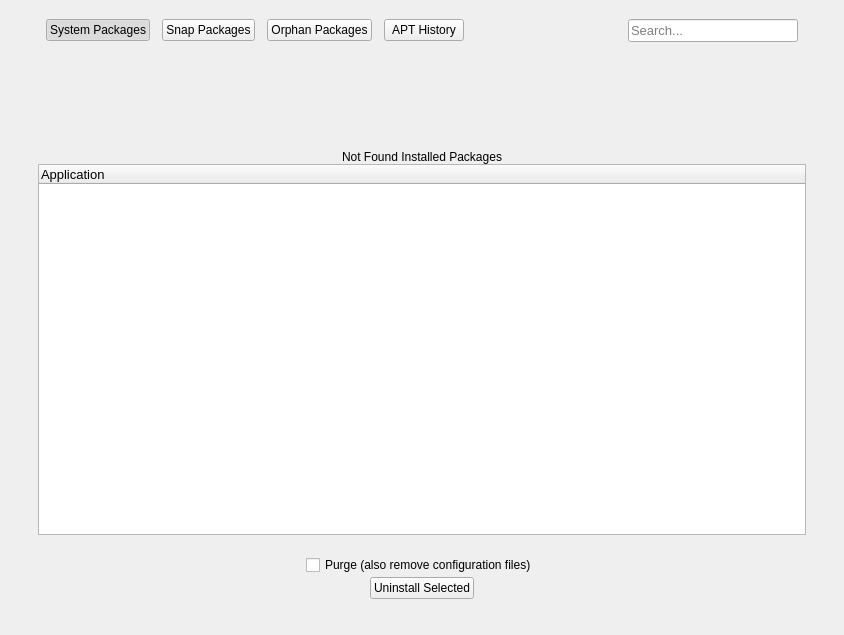
The window that shared/nexis/Pages/Uninstaller/uninstallerpage.ui (s4solutionsllc/Nexis) describes before a commit, drawn with Qt 5.
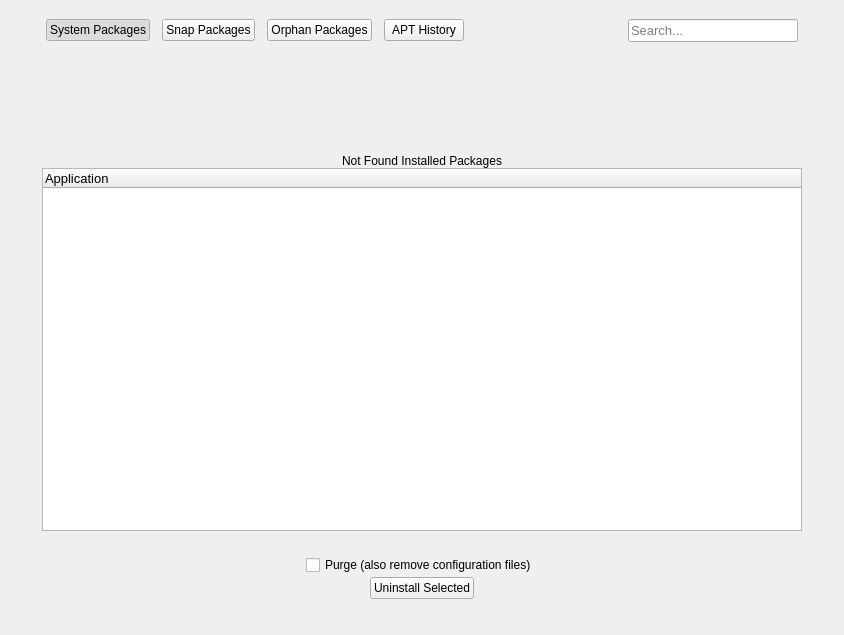
The same window after the commit.

The edit to the form file:
```diff
--- a/shared/nexis/Pages/Uninstaller/uninstallerpage.ui
+++ b/shared/nexis/Pages/Uninstaller/uninstallerpage.ui
@@ -53,16 +53,16 @@
       <widget class="QWidget" name="uninstallerContainer" native="true">
        <layout class="QVBoxLayout" name="uninstallerContainerInnerLayout">
         <property name="leftMargin">
-         <number>0</number>
+         <number>4</number>
         </property>
         <property name="topMargin">
-         <number>0</number>
+         <number>4</number>
         </property>
         <property name="rightMargin">
-         <number>0</number>
+         <number>4</number>
         </property>
         <property name="bottomMargin">
-         <number>0</number>
+         <number>4</number>
         </property>
         <property name="spacing">
          <number>0</number>
```
